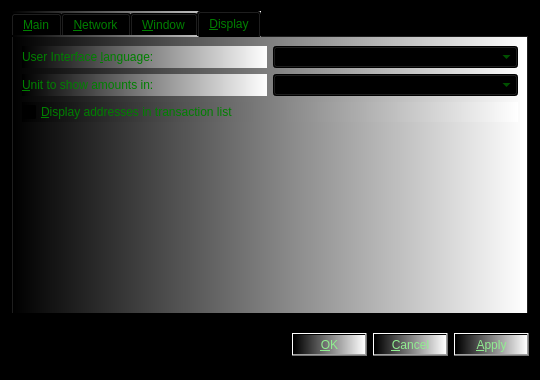
First picture: the form in src/qt/forms/optionsdialog.ui, repository gridcoin/Gridcoin-master, before the edit.
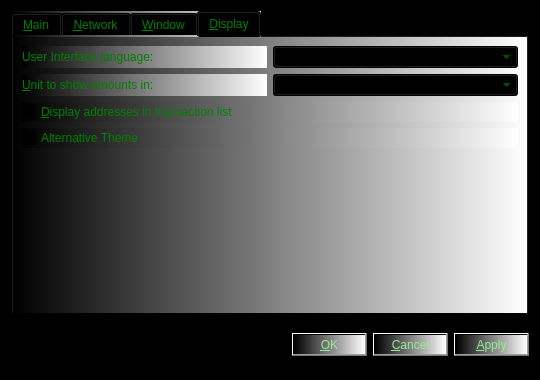
Second picture: the form after the edit. The open tabs and pages were chosen to show the change. Custom widgets are drawn as their Qt base class.

Commit message:
Added non-functional but persistent theme toggle to OptionsDialog
Also added preprocessor flag around a rogue globalcom for compiling issues on Linux and Mac

Diff of the .ui file:
```diff
--- a/src/qt/forms/optionsdialog.ui
+++ b/src/qt/forms/optionsdialog.ui
@@ -892,6 +892,13 @@
          </property>
         </widget>
        </item>
+       <item>
+        <widget class="QCheckBox" name="togglePalette">
+         <property name="text">
+          <string>Alternative Theme</string>
+         </property>
+        </widget>
+       </item>
        <item>
         <spacer name="verticalSpacer_Display">
          <property name="orientation">
@@ -1006,6 +1013,11 @@
   </layout>
  </widget>
  <customwidgets>
+  <customwidget>
+   <class>QValidatedLineEdit</class>
+   <extends>QLineEdit</extends>
+   <header>qvalidatedlineedit.h</header>
+  </customwidget>
   <customwidget>
    <class>BitcoinAmountField</class>
    <extends>QSpinBox</extends>
@@ -1016,11 +1028,6 @@
    <extends>QComboBox</extends>
    <header>qvaluecombobox.h</header>
   </customwidget>
-  <customwidget>
-   <class>QValidatedLineEdit</class>
-   <extends>QLineEdit</extends>
-   <header>qvalidatedlineedit.h</header>
-  </customwidget>
  </customwidgets>
  <resources/>
  <connections/>
```
Left out of the diff: 2 changed lines with no effect on the pictures. The commit also changes 4 other files.
